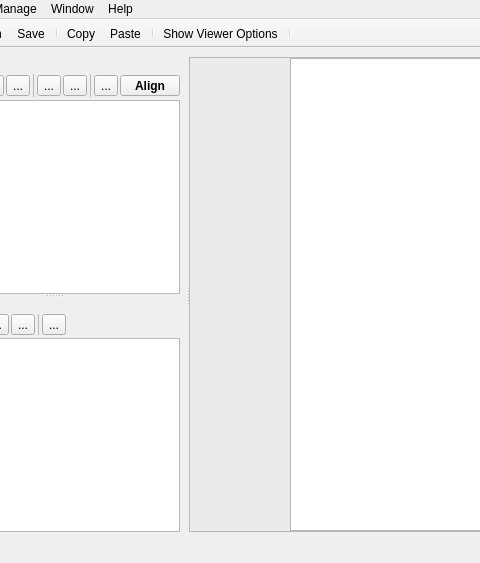
Before: the Qt Designer form linnaeo.ui in beowulfey/Linnaeo, drawn with Qt 5; both pictures show x 87 to 567 and y 0 to 563 of the 1001 by 563 pixel window.
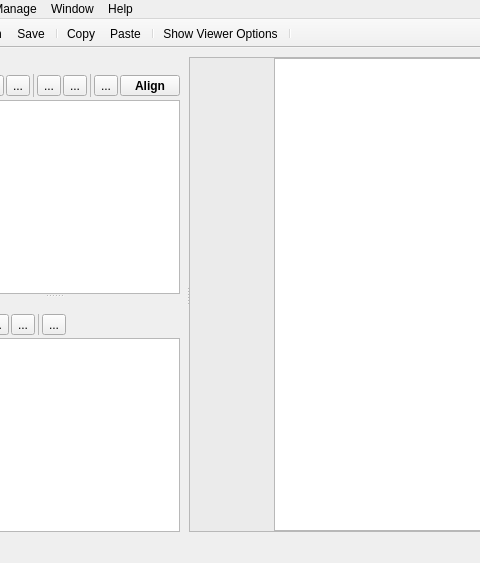
After: the same form once the commit is applied. Icons and pictures are not drawn. Custom widgets are drawn as their Qt base class.

Commit message: Added names to sequence viewer. Tried to sync scroll bars, but it's not working well

Patch:
```diff
--- a/linnaeo.ui
+++ b/linnaeo.ui
@@ -549,6 +549,12 @@
             <property name="midLineWidth">
              <number>1</number>
             </property>
+            <property name="verticalScrollBarPolicy">
+             <enum>Qt::ScrollBarAlwaysOff</enum>
+            </property>
+            <property name="sizeAdjustPolicy">
+             <enum>QAbstractScrollArea::AdjustToContents</enum>
+            </property>
            </widget>
           </item>
           <item>
@@ -562,6 +568,9 @@
             <property name="verticalScrollBarPolicy">
              <enum>Qt::ScrollBarAlwaysOff</enum>
             </property>
+            <property name="sizeAdjustPolicy">
+             <enum>QAbstractScrollArea::AdjustToContents</enum>
+            </property>
             <property name="undoRedoEnabled">
              <bool>false</bool>
             </property>
```
The commit also changes 8 other files.
